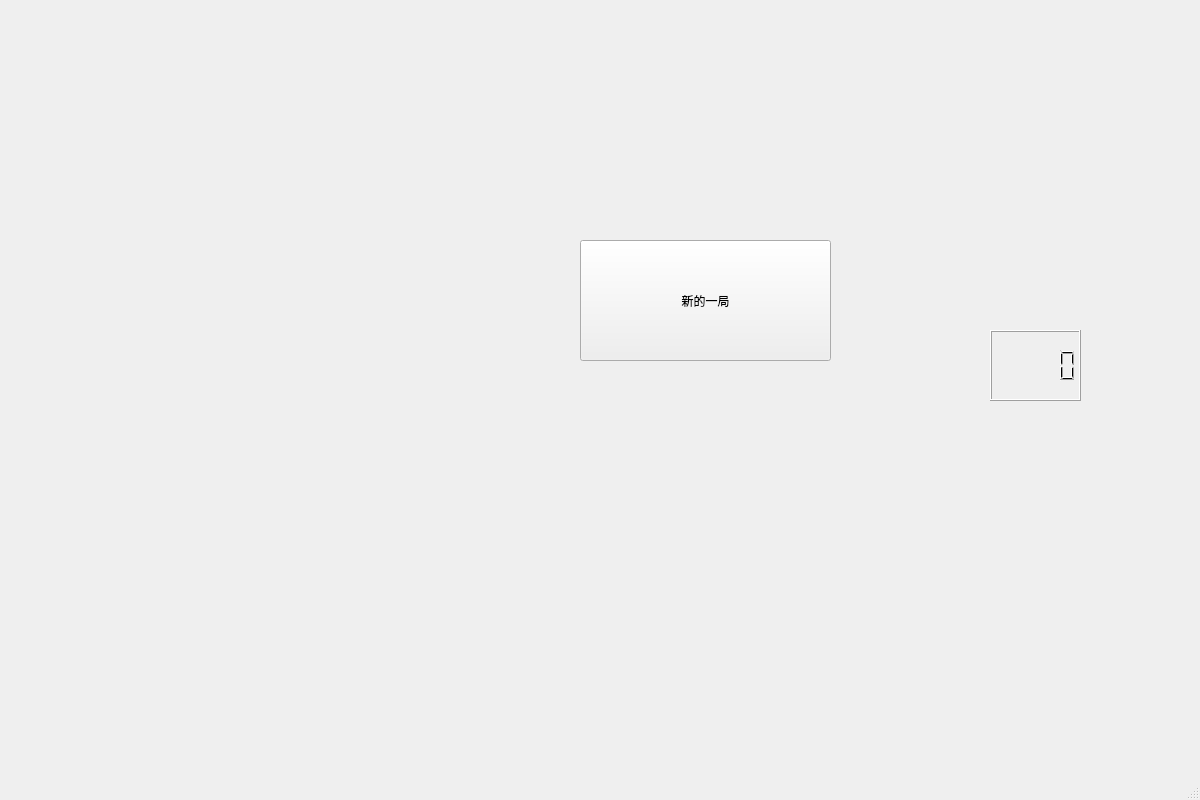
Before: the Qt Designer form mainwindow.ui in dzysdy/PaperMahjong, drawn with Qt 5.
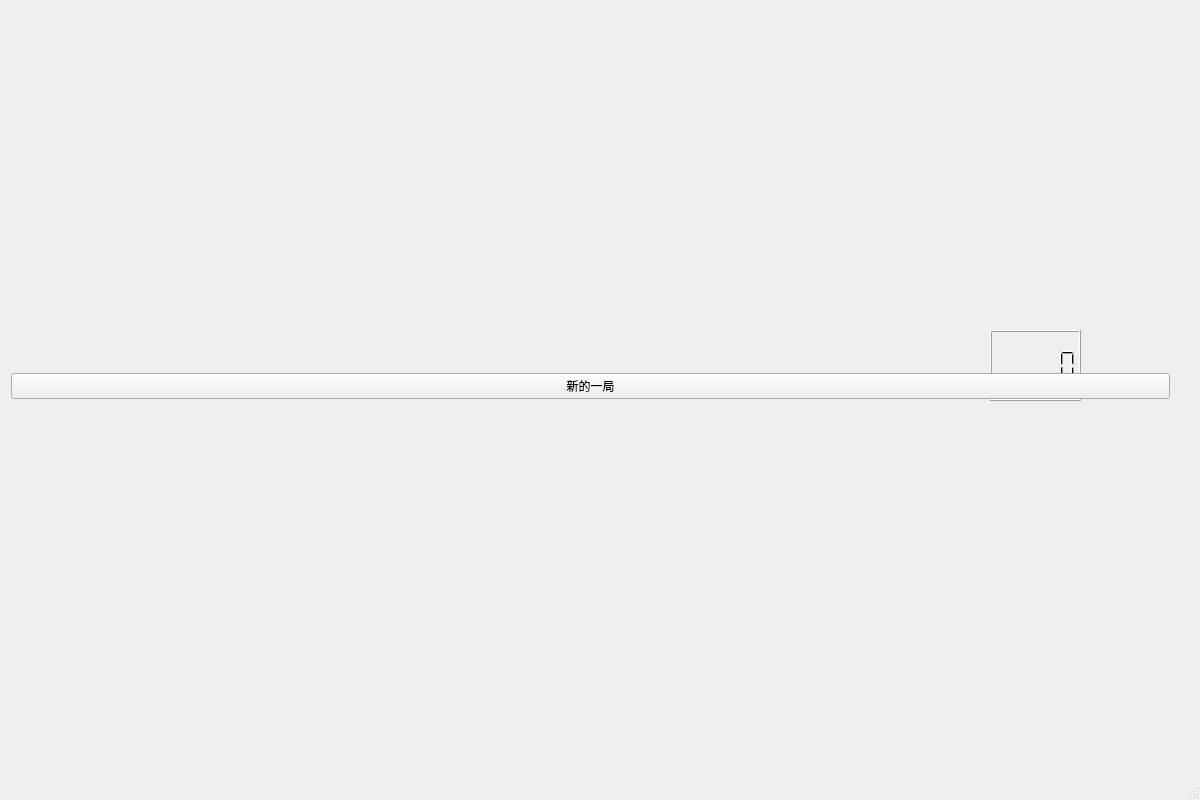
After: the same form once the commit is applied.

The edit to the form file:
```diff
--- a/mainwindow.ui
+++ b/mainwindow.ui
@@ -46,62 +46,37 @@
      </rect>
     </property>
    </widget>
-   <widget class="QPushButton" name="startBtn">
+   <widget class="QWidget" name="verticalLayoutWidget">
     <property name="geometry">
      <rect>
-      <x>580</x>
-      <y>240</y>
-      <width>251</width>
-      <height>121</height>
+      <x>0</x>
+      <y>0</y>
+      <width>1181</width>
+      <height>771</height>
      </rect>
     </property>
-    <property name="text">
-     <string>新的一局</string>
-    </property>
-   </widget>
-   <widget class="QWidget" name="horizontalLayoutWidget_3">
-    <property name="geometry">
-     <rect>
-      <x>310</x>
-      <y>20</y>
-      <width>771</width>
-      <height>191</height>
-     </rect>
-    </property>
-    <layout class="QHBoxLayout" name="player2CardsLayout"/>
-   </widget>
-   <widget class="QWidget" name="horizontalLayoutWidget_4">
-    <property name="geometry">
-     <rect>
-      <x>10</x>
-      <y>20</y>
-      <width>281</width>
-      <height>271</height>
-     </rect>
-    </property>
-    <layout class="QHBoxLayout" name="player2XiLayout"/>
-   </widget>
-   <widget class="QWidget" name="horizontalLayoutWidget_5">
-    <property name="geometry">
-     <rect>
-      <x>10</x>
-      <y>470</y>
-      <width>281</width>
-      <height>291</height>
-     </rect>
-    </property>
-    <layout class="QHBoxLayout" name="player1XiLayout"/>
-   </widget>
-   <widget class="QWidget" name="horizontalLayoutWidget_6">
-    <property name="geometry">
-     <rect>
-      <x>310</x>
-      <y>230</y>
-      <width>91</width>
-      <height>171</height>
-     </rect>
-    </property>
-    <layout class="QHBoxLayout" name="drawedCardArea"/>
+    <layout class="QVBoxLayout" name="verticalLayout">
+     <item alignment="Qt::AlignTop">
+      <widget class="QWidget" name="upWidget" native="true"/>
+     </item>
+     <item>
+      <layout class="QHBoxLayout" name="horizontalLayout">
+       <item>
+        <layout class="QHBoxLayout" name="drawedCardArea"/>
+       </item>
+       <item>
+        <widget class="QPushButton" name="startBtn">
+         <property name="text">
+          <string>新的一局</string>
+         </property>
+        </widget>
+       </item>
+      </layout>
+     </item>
+     <item>
+      <widget class="QWidget" name="downWidget" native="true"/>
+     </item>
+    </layout>
    </widget>
   </widget>
   <widget class="QStatusBar" name="statusBar"/>
```
Left out of the diff: 22 changed lines with no effect on the pictures.
